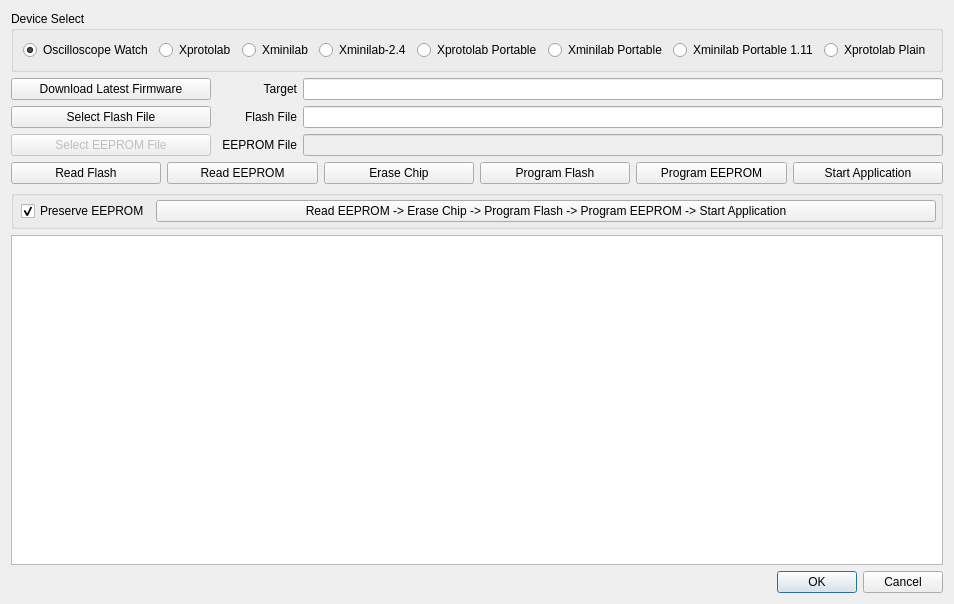
This is source/bootloader.ui in ganzziani/Xscopes-Qt6 as Qt 5 draws it before an edit. The edited form follows.
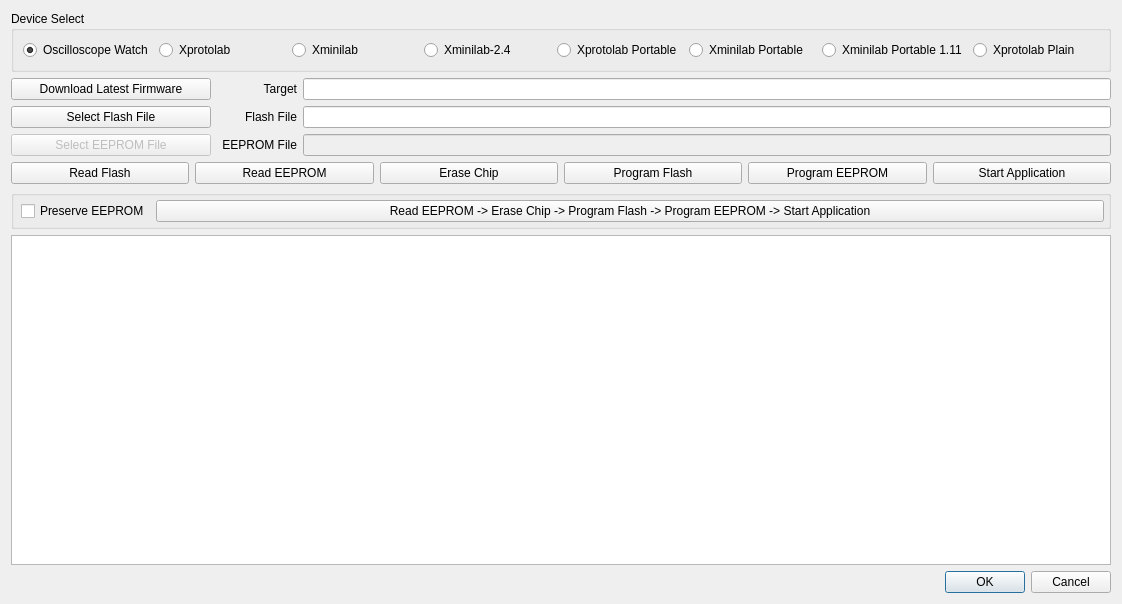
This is the edited form. Icons and pictures are not drawn.

Commit message: Default state for "Preserve EEPROM" set to false

What changed in the file:
```diff
--- a/source/bootloader.ui
+++ b/source/bootloader.ui
@@ -6,7 +6,7 @@
    <rect>
     <x>0</x>
     <y>0</y>
-    <width>930</width>
+    <width>1122</width>
     <height>604</height>
    </rect>
   </property>
@@ -314,7 +314,7 @@
          <string>Preserve EEPROM</string>
         </property>
         <property name="checked">
-         <bool>true</bool>
+         <bool>false</bool>
         </property>
        </widget>
       </item>
```
